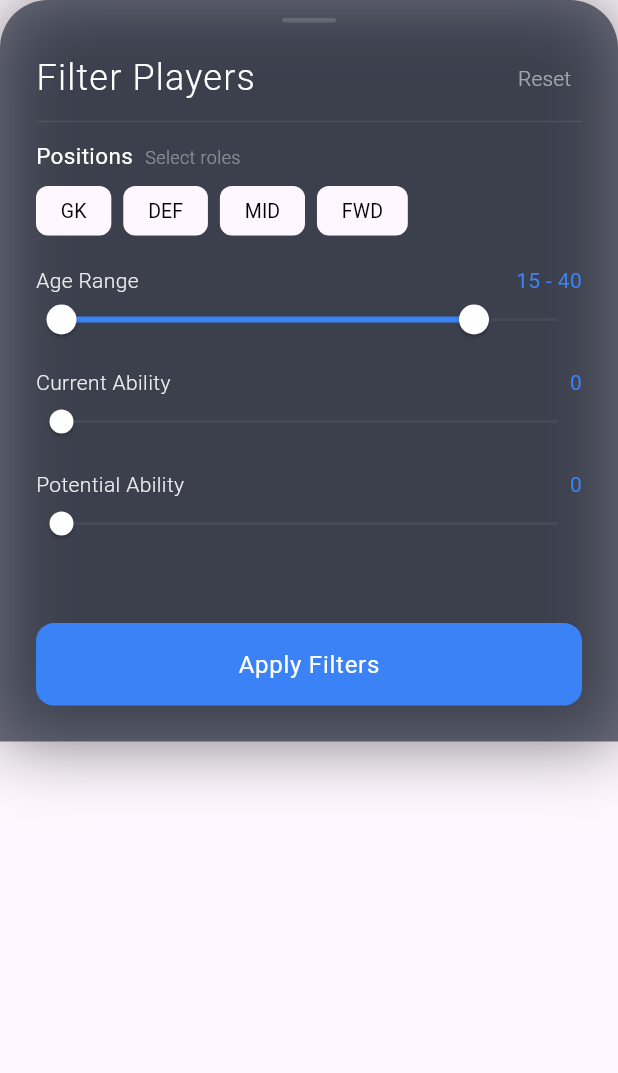
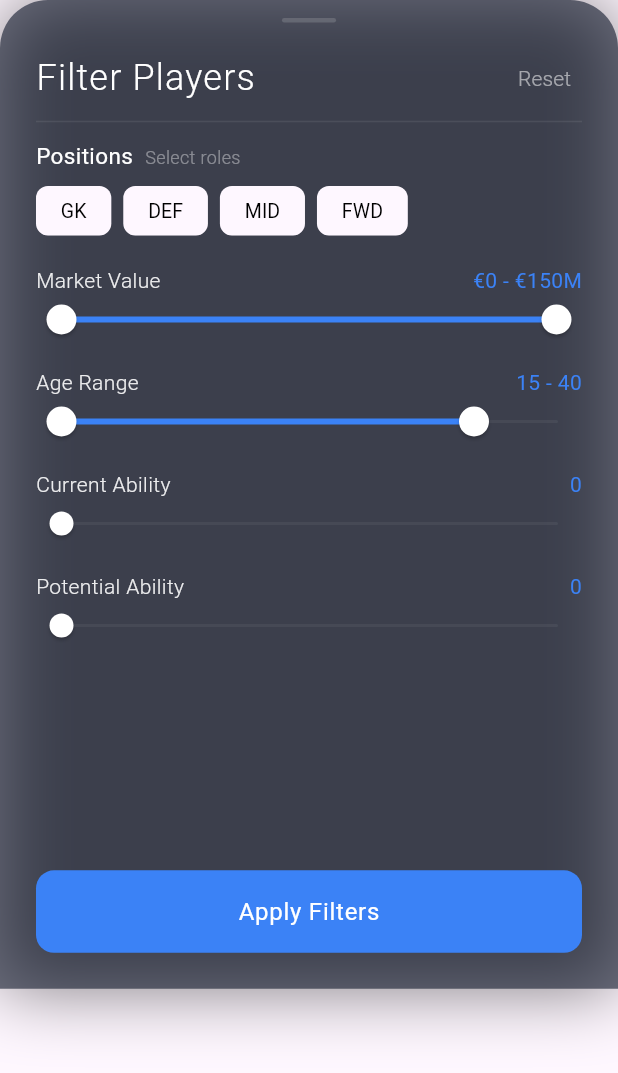
Before and after one commit to koksal100/managergame, a Flutter app: the PlayerFilterModal widget shown alone on an empty page, opened directly, on a phone screen of 412 x 824 dp. Shown: the top 1073 px of the screen. Run offline on Flutter 3.47's test engine with Material 3 defaults, Android fonts, the phone set to English and light mode, and no system bars; our stand-ins replace dartz, drift, equatable, flutter_riverpod, shared_preferences; accounts and stored records are empty; generated files the repository leaves out were written again.

Commit message:
market valueya göre sıralama ve filtreleme

```diff
--- a/lib/features/players/domain/entities/player_filter.dart
+++ b/lib/features/players/domain/entities/player_filter.dart
@@ -6,7 +6,8 @@ enum PlayerSortType {
   pa,
   age,
   name,
-  reputation
+  reputation,
+  marketValue
 }
 
 class PlayerFilter extends Equatable {
@@ -16,6 +17,8 @@ class PlayerFilter extends Equatable {
   final int? maxAge;
   final int? minCa;
   final int? minPa;
+  final int? minMarketValue;
+  final int? maxMarketValue;
   final PlayerSortType sortType;
   final bool ascending;
 
@@ -26,6 +29,8 @@ class PlayerFilter extends Equatable {
     this.maxAge,
     this.minCa,
     this.minPa,
+    this.minMarketValue,
+    this.maxMarketValue,
     this.sortType = PlayerSortType.ca,
     this.ascending = false,
   });
@@ -37,6 +42,8 @@ class PlayerFilter extends Equatable {
     int? maxAge,
     int? minCa,
     int? minPa,
+    int? minMarketValue,
+    int? maxMarketValue,
     PlayerSortType? sortType,
     bool? ascending,
   }) {
@@ -47,6 +54,8 @@ class PlayerFilter extends Equatable {
       maxAge: maxAge ?? this.maxAge,
       minCa: minCa ?? this.minCa,
       minPa: minPa ?? this.minPa,
+      minMarketValue: minMarketValue ?? this.minMarketValue,
+      maxMarketValue: maxMarketValue ?? this.maxMarketValue,
       sortType: sortType ?? this.sortType,
       ascending: ascending ?? this.ascending,
     );
@@ -59,9 +68,11 @@ class PlayerFilter extends Equatable {
     maxAge == null &&
     minCa == null &&
     minPa == null &&
+    minMarketValue == null &&
+    maxMarketValue == null &&
     sortType == PlayerSortType.ca && // Default sort
     ascending == false;
 
   @override
-  List<Object?> get props => [nameQuery, positions, minAge, maxAge, minCa, minPa, sortType, ascending];
+  List<Object?> get props => [nameQuery, positions, minAge, maxAge, minCa, minPa, minMarketValue, maxMarketValue, sortType, ascending];
 }
--- a/lib/features/players/presentation/widgets/player_filter_modal.dart
+++ b/lib/features/players/presentation/widgets/player_filter_modal.dart
@@ -17,6 +17,8 @@ class _PlayerFilterModalState extends ConsumerState<PlayerFilterModal> {
   double _maxAge = 40;
   double _minCa = 0;
   double _minPa = 0;
+  double _minMarketValue = 0;
+  double _maxMarketValue = 150000000; // 150M
 
   // Design Constants - Elegant & Thin
   final Color _accentColor = const Color(0xFF3B82F6);
@@ -31,12 +33,14 @@ class _PlayerFilterModalState extends ConsumerState<PlayerFilterModal> {
     _maxAge = currentFilter.maxAge?.toDouble() ?? 40;
     _minCa = currentFilter.minCa?.toDouble() ?? 0;
     _minPa = currentFilter.minPa?.toDouble() ?? 0;
+    _minMarketValue = currentFilter.minMarketValue?.toDouble() ?? 0;
+    _maxMarketValue = currentFilter.maxMarketValue?.toDouble() ?? 150000000;
   }
 
   @override
   Widget build(BuildContext context) {
     return Container(
-      height: MediaQuery.of(context).size.height * 0.60, // Slightly more compact
+      height: MediaQuery.of(context).size.height * 0.80, // Slightly more compact
       padding: const EdgeInsets.fromLTRB(24, 12, 24, 24),
       decoration: BoxDecoration(
         color: _glassBackground, // Transparent elegant background
@@ -151,6 +155,25 @@ class _PlayerFilterModalState extends ConsumerState<PlayerFilterModal> {
                   ),
                   const SizedBox(height: 20), // Reduced spacing
 
+                  // Market Value Range
+                  _buildSliderHeader('Market Value', '${_formatCompactCurrency(_minMarketValue)} - ${_formatCompactCurrency(_maxMarketValue)}'),
+                  SliderTheme(
+                    data: _customSliderTheme(context),
+                    child: RangeSlider(
+                      values: RangeValues(_minMarketValue, _maxMarketValue),
+                      min: 0,
+                      max: 150000000, // 150M Max
+                      divisions: 150,
+                      onChanged: (values) {
+                        setState(() {
+                          _minMarketValue = values.start;
+                          _maxMarketValue = values.end;
+                        });
+                      },
+                    ),
+                  ),
+                  const SizedBox(height: 16),
+
                   // Age Range
                   _buildSliderHeader('Age Range', '${_minAge.round()} - ${_maxAge.round()}'),
                   SliderTheme(
@@ -246,7 +269,20 @@ class _PlayerFilterModalState extends ConsumerState<PlayerFilterModal> {
       _maxAge = 40;
       _minCa = 0;
       _minPa = 0;
+      _minMarketValue = 0;
+      _maxMarketValue = 150000000;
     });
+  }
+
+  String _formatCompactCurrency(double value) {
+    if (value >= 1000000) {
+      double millions = value / 1000000;
+      return '€${millions.toStringAsFixed(millions.truncateToDouble() == millions ? 0 : 1)}M';
+    } else if (value >= 1000) {
+      return '€${(value / 1000).toStringAsFixed(0)}K';
+    } else {
+      return '€${value.toInt()}';
+    }
   }
 
   void _applyFilters() {
@@ -259,6 +295,8 @@ class _PlayerFilterModalState extends ConsumerState<PlayerFilterModal> {
       maxAge: _maxAge.round(),
       minCa: _minCa.round() > 0 ? _minCa.round() : null,
       minPa: _minPa.round() > 0 ? _minPa.round() : null,
+      minMarketValue: _minMarketValue.round(),
+      maxMarketValue: _maxMarketValue.round(),
     );
 
     ref.read(playerFilterProvider.notifier).state = newFilter;
```
Also changed, not shown: lib/features/players/data/repositories/player_repository_impl.dart (+9 -0 lines), lib/features/scouting/presentation/pages/scouting_page.dart (+13 -7 lines).
